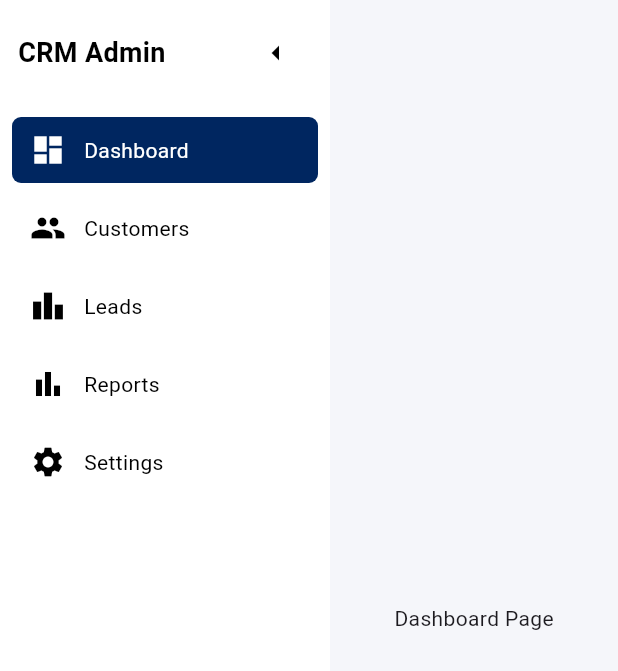
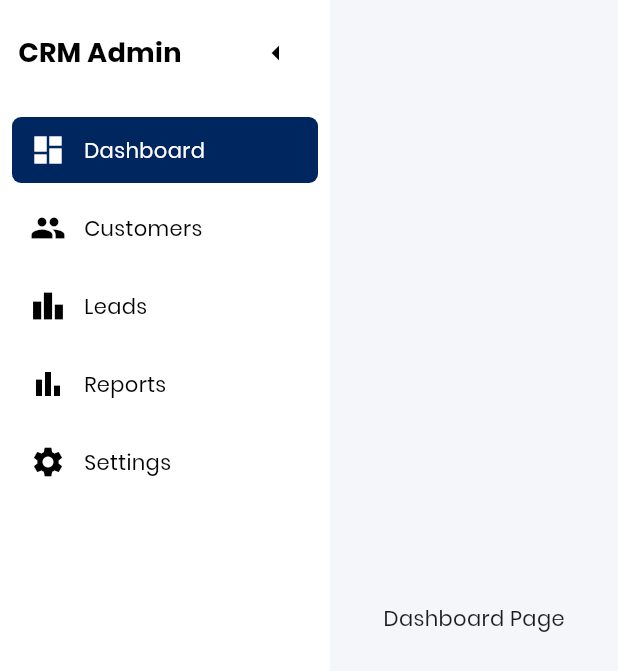
Before and after one commit to ck-nufais/AdminCRM, a Flutter app: the screen it shows after launch, on a phone screen of 412 x 824 dp. Shown: the top 671 px of the screen. Run offline on Flutter 3.47's test engine with Material 3 defaults, Android fonts, the phone set to English and light mode, and no system bars; our stand-ins replace flutter_svg.

```diff
--- a/lib/main.dart
+++ b/lib/main.dart
@@ -10,12 +10,11 @@ class MainApp extends StatelessWidget {
 
   @override
   Widget build(BuildContext context) {
-    return const MaterialApp(
-      home: Scaffold(
-        body: Center(
-          child:AdminDashboard() ,
-        ),
+    return MaterialApp(
+      theme: ThemeData(
+        fontFamily: 'Poppins',
       ),
+      home: const AdminDashboard(),
     );
   }
 }
```
